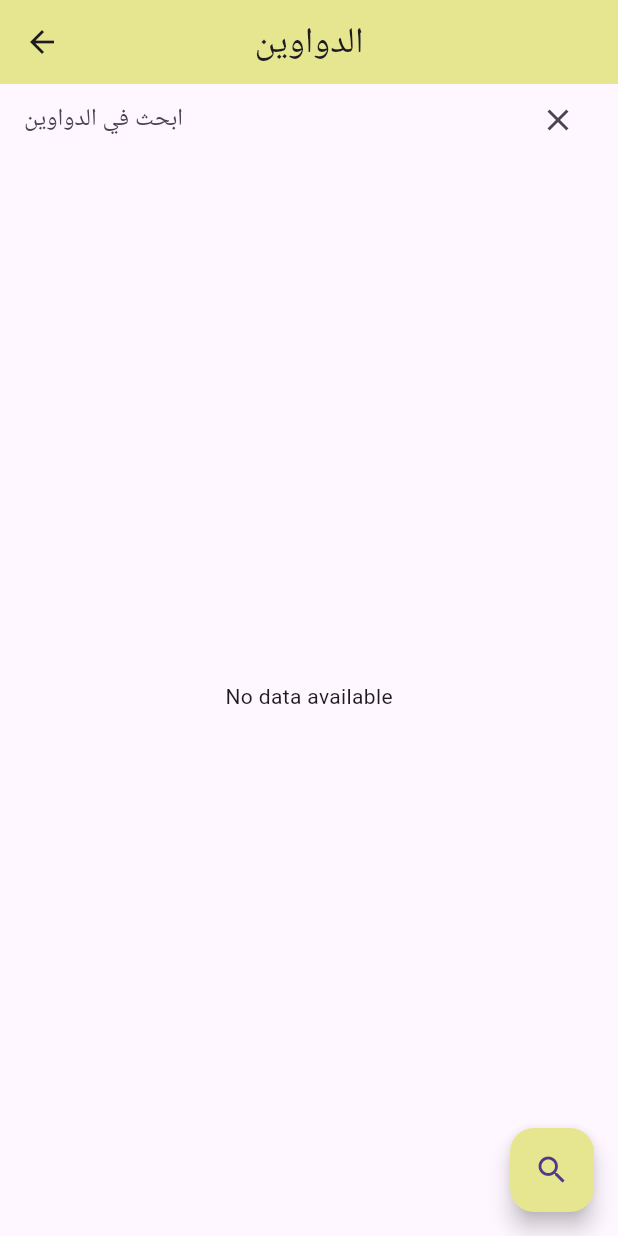
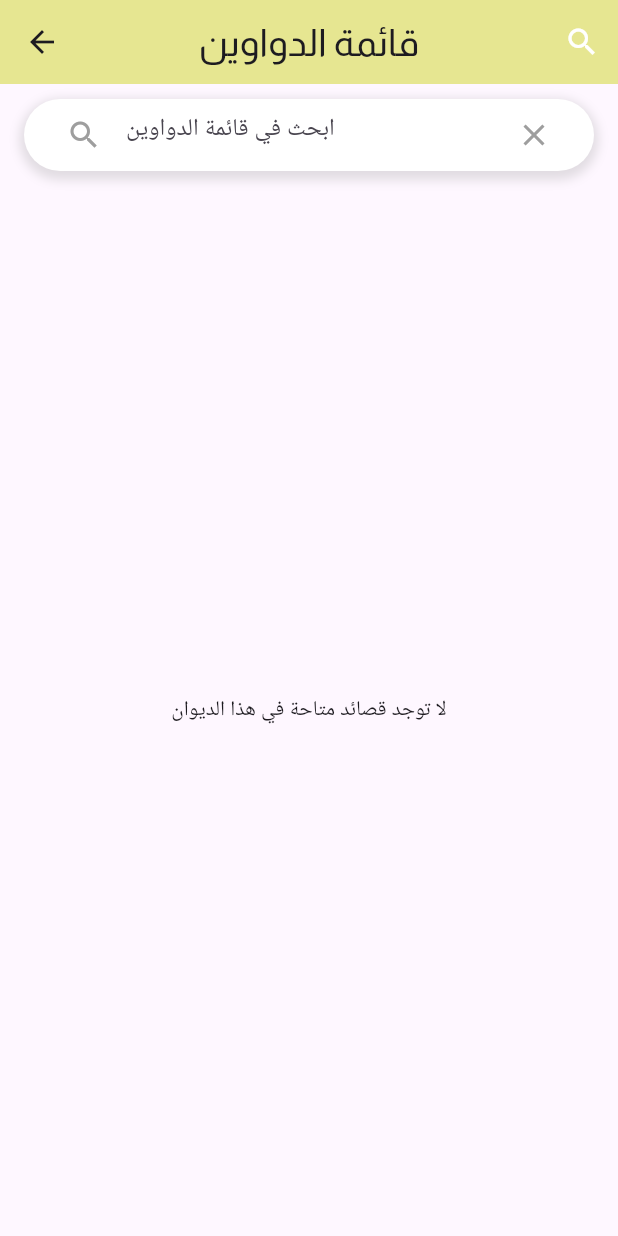
Before and after one commit to medlemine4/poesie_app, a Flutter app: the screen it shows after launch, after a tap on "الدواوين", on a phone screen of 412 x 824 dp. Run offline on Flutter 3.47's test engine with Material 3 defaults, Android fonts, the phone set to English and light mode, and no system bars; our stand-ins replace photo_view, shared_preferences; missing offline and left inert: mongo_dart; Roboto replaces fonts that are missing (Amiri).

Commit message:
Ew klass 4k rahou tous les taches ljanibiye rni dm9thum lk bro

```diff
--- a/poesie_app/lib/screens/First_screen.dart
+++ b/poesie_app/lib/screens/First_screen.dart
@@ -1,5 +1,6 @@
+// ignore_for_file: prefer_const_constructors, sort_child_properties_last
+
 import 'package:flutter/material.dart';
-import 'package:poesie_app/screens/SearchPage.dart';
 import '../widgets/custom_button.dart';
 
 class FirstScreen extends StatelessWidget {
@@ -42,17 +43,17 @@ class FirstScreen extends StatelessWidget {
           ],
         ),
       ),
-      floatingActionButton: FloatingActionButton(
-        onPressed: () {
-          Navigator.push(
-            context,
-            MaterialPageRoute(builder: (context) => SearchPage()),
-          );
-        },
-        child: Icon(Icons.search),
-        backgroundColor: Color.fromARGB(255, 237, 237, 182),
-      ),
-      floatingActionButtonLocation: FloatingActionButtonLocation.endDocked,
+      // floatingActionButton: FloatingActionButton(
+      //   onPressed: () {
+      //     Navigator.push(
+      //       context,
+      //       MaterialPageRoute(builder: (context) => SearchPage()),
+      //     );
+      //   },
+      //   child: Icon(Icons.search),
+      //   backgroundColor: Color.fromARGB(255, 237, 237, 182),
+      // ),
+      // floatingActionButtonLocation: FloatingActionButtonLocation.endDocked,
     );
   }
 }
--- a/poesie_app/lib/screens/deewan_page.dart
+++ b/poesie_app/lib/screens/deewan_page.dart
@@ -20,30 +20,67 @@ class _DeewanPageState extends State<DeewanPage> {
     return Scaffold(
       appBar: AppBar(
         title: Text(
-          'الدواوين',
-          style: TextStyle(fontFamily: 'Amiri', fontSize: 24.0),
+          'قائمة الدواوين',
+          style: TextStyle(fontFamily: 'Almarai', fontSize: 25.0),
         ),
-        centerTitle: true, // Centrer le titre de l'app bar
-        backgroundColor: Color.fromARGB(255, 230, 230, 145), // Couleur de l'app bar
-        leading: IconButton( // Ajouter une flèche de retour
+        centerTitle: true,
+        backgroundColor: Color.fromARGB(255, 230, 230, 145),
+        leading: IconButton(
           icon: Icon(Icons.arrow_back),
           onPressed: () {
             Navigator.of(context).pop();
           },
         ),
+        actions: [
+          IconButton(
+            onPressed: () {
+              Navigator.push(
+                context,
+                MaterialPageRoute(
+                  builder: (context) => SearchPage(),
+                ),
+              );
+            },
+            icon: Icon(Icons.search),
+            color: Colors.white,
+          ),
+        ],
       ),
       body: Column(
         children: [
           Padding(
+            padding:
+                const EdgeInsets.symmetric(horizontal: 16.0, vertical: 10.0),
+            child: Container(
+              decoration: BoxDecoration(
+                color: Colors.white,
+                borderRadius: BorderRadius.circular(30.0),
+                boxShadow: [
+                  BoxShadow(
+                    color: Colors.grey.withOpacity(0.3),
+                    spreadRadius: 3,
+                    blurRadius: 5,
+                    offset: Offset(0, 3),
+                  ),
+                ],
+              ),
+              child: Padding(
                 padding: const EdgeInsets.symmetric(horizontal: 16.0),
-            child: Row(
-              children: [
-                Expanded(
                 child: TextField(
                   controller: _searchController,
                   decoration: InputDecoration(
-                      hintText: 'ابحث في الدواوين',
+                    hintText: 'ابحث في قائمة الدواوين',
                     border: InputBorder.none,
+                    prefixIcon: Icon(Icons.search, color: Colors.grey),
+                    suffixIcon: IconButton(
+                      onPressed: () {
+                        _searchController.clear();
+                        setState(() {
+                          _searchText = '';
+                        });
+                      },
+                      icon: Icon(Icons.clear, color: Colors.grey),
+                    ),
                   ),
                   onChanged: (value) {
                     setState(() {
@@ -52,16 +89,6 @@ class _DeewanPageState extends State<DeewanPage> {
                   },
                 ),
               ),
-                IconButton(
-                  onPressed: () {
-                    _searchController.clear();
-                    setState(() {
-                      _searchText = '';
-                    });
-                  },
-                  icon: Icon(Icons.clear),
-                ),
-              ],
             ),
           ),
           Expanded(
@@ -75,10 +102,12 @@ class _DeewanPageState extends State<DeewanPage> {
                 } else {
                   List<Map<String, dynamic>>? deewans = snapshot.data;
                   if (deewans == null || deewans.isEmpty) {
-                    return Center(child: Text('No data available'));
+                    return Center(
+                        child: Text('لا توجد قصائد متاحة في هذا الديوان'));
                   }
-                  // Filtrer les données en fonction du texte de recherche
-                  List<Map<String, dynamic>> filteredDeewans = _searchText.isEmpty
+                  // Filtrer les données en fonction du texte de recherche :
+                  List<Map<String, dynamic>> filteredDeewans =
+                      _searchText.isEmpty
                           ? deewans
                           : deewans
                               .where((deewan) => (deewan['nom'] as String)
@@ -102,18 +131,25 @@ class _DeewanPageState extends State<DeewanPage> {
                             ),
                           );
                         },
-                        child: Card(
-                          elevation: 2.0,
-                          margin: EdgeInsets.symmetric(vertical: 8.0, horizontal: 16.0),
-                          shape: RoundedRectangleBorder(
-                            borderRadius: BorderRadius.circular(12.0),
+                        child: Container(
+                          decoration: BoxDecoration(
+                            color: Colors.white,
+                            borderRadius: BorderRadius.circular(20.0),
+                            boxShadow: [
+                              BoxShadow(
+                                color: Colors.grey.withOpacity(0.3),
+                                spreadRadius: 3,
+                                blurRadius: 5,
+                                offset: Offset(0, 3),
                               ),
+                            ],
+                          ),
+                          margin: EdgeInsets.symmetric(
+                              vertical: 8.0, horizontal: 16.0),
                           child: Padding(
                             padding: const EdgeInsets.all(16.0),
                             child: Row(
                               mainAxisAlignment: MainAxisAlignment.spaceBetween,
-                              children: [
-                                Row(
                               children: [
                                 IconButton(
                                   icon: Icon(Icons.info),
@@ -121,20 +157,19 @@ class _DeewanPageState extends State<DeewanPage> {
                                     // Add functionality for info button
                                   },
                                 ),
-                                  ],
-                                ),
                                 Row(
-                                  mainAxisAlignment: MainAxisAlignment.end,
+                                  mainAxisAlignment: MainAxisAlignment.start,
                                   children: [
                                     Text(
                                       deewan['nom'] ?? '',
                                       style: TextStyle(
-                                        fontFamily: 'Amiri',
-                                        fontSize: 18.0,
+                                        fontFamily: 'Almarai',
+                                        fontSize: 20.0,
+                                        fontWeight: FontWeight.bold,
                                         color: Colors.black,
                                       ),
                                     ),
-                                    SizedBox(width: 20.0),
+                                    SizedBox(width: 30.0),
                                     Icon(Icons.book, color: Colors.blue),
                                   ],
                                 ),
@@ -151,18 +186,6 @@ class _DeewanPageState extends State<DeewanPage> {
           ),
         ],
       ),
-      floatingActionButton: FloatingActionButton(
-        onPressed: () {
-          Navigator.push(
-            context,
-            MaterialPageRoute(
-              builder: (context) => SearchPage(), // Aller vers la page de recherche
-            ),
-          );
-        },
-        backgroundColor: Color.fromARGB(255, 230, 230, 145), // Couleur du bouton flottant
-        child: Icon(Icons.search), // Icône de recherche
-      ),
     );
   }
 }
--- a/poesie_app/lib/widgets/custom_button.dart
+++ b/poesie_app/lib/widgets/custom_button.dart
@@ -1,4 +1,4 @@
-// ignore_for_file: prefer_const_constructors, use_key_in_widget_constructors, prefer_const_constructors_in_immutables
+// ignore_for_file: prefer_const_constructors, use_key_in_widget_constructors, prefer_const_constructors_in_immutables, unused_import
 
 import 'package:flutter/material.dart';
 import 'package:poesie_app/screens/FavoritePoemsPage.dart';
@@ -43,13 +43,13 @@ class CustomButton extends StatelessWidget {
         },
         style: ElevatedButton.styleFrom(
           backgroundColor: Color.fromARGB(255, 230, 230, 145),
-          textStyle: TextStyle(fontSize: 20),
+          textStyle: TextStyle(fontSize: 40),
         ),
         child: Text(
           title,
           style: TextStyle(
-            fontFamily: 'Lateef',
-            fontSize: 24,
+            fontFamily: 'Amiri',
+            fontSize: 25,
           ),
         ),
       ),
--- a/poesie_app/pubspec.yaml
+++ b/poesie_app/pubspec.yaml
@@ -8,16 +8,17 @@ environment:
 dependencies:
   flutter:
     sdk: flutter
-  intl: ^0.17.0
+  intl: ^0.19.0
   cupertino_icons: ^1.0.6
   mongo_dart: ^0.10.1
   shared_preferences: ^2.2.2
+  photo_view: ^0.15.0 # Add the latest version
 
 dev_dependencies:
   flutter_test:
     sdk: flutter
 
-  flutter_lints: ^3.0.0
+  flutter_lints: ^4.0.0
 flutter:
   uses-material-design: true
   assets:
```
Also changed, not shown: poesie_app/lib/screens/DeewanParAuteurPage.dart (+83 -50 lines), poesie_app/lib/screens/PoemListPage.dart (+49 -28 lines), poesie_app/lib/screens/full_screen_image_page.dart (added, +39 -0 lines), poesie_app/lib/screens/poet_list_page.dart (deleted, +0 -56 lines), poesie_app/lib/screens/poet_page.dart (+111 -92 lines), poesie_app/images/أحمدو.jpg (added), poesie_app/images/ابو الطيب.jpg (deleted), poesie_app/images/كابر.jpg (added), poesie_app/images/محمد مصطفي.jpg (deleted), poesie_app/images/محمد.jpg (added), poesie_app/pubspec.lock. Lines whose indentation alone changed are shown as unchanged.
